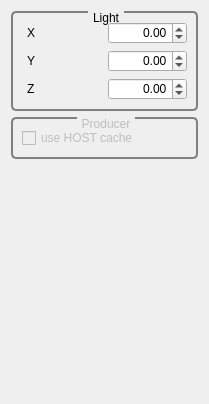
webanck/GigaVoxels, file Development/Tutorials/ViewerPlugins/GvDynamicLoad/Ui/GvtQCustomEditor.ui: the form before one commit.
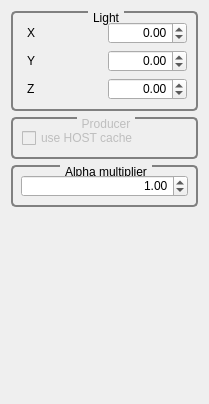
The form after the commit.

Commit message: Ajout d'un multiplicateur pour l'alpha ainsi qu'un slider l'interface mais le lien reste à faire. L'alpha est-il à considérer comme une densité?

Diff of the .ui file:
```diff
--- a/Development/Tutorials/ViewerPlugins/GvDynamicLoad/Ui/GvtQCustomEditor.ui
+++ b/Development/Tutorials/ViewerPlugins/GvDynamicLoad/Ui/GvtQCustomEditor.ui
@@ -131,6 +131,40 @@
      </layout>
     </widget>
    </item>
+   <item>
+    <widget class="QGroupBox" name="groupBox_3">
+     <property name="title">
+      <string>Alpha multiplier</string>
+     </property>
+     <layout class="QVBoxLayout" name="verticalLayout_3">
+      <property name="leftMargin">
+       <number>8</number>
+      </property>
+      <property name="topMargin">
+       <number>8</number>
+      </property>
+      <property name="rightMargin">
+       <number>8</number>
+      </property>
+      <property name="bottomMargin">
+       <number>8</number>
+      </property>
+      <item>
+       <widget class="QDoubleSpinBox" name="_alphaMultiplierDoubleSpinBox">
+        <property name="alignment">
+         <set>Qt::AlignRight|Qt::AlignTrailing|Qt::AlignVCenter</set>
+        </property>
+        <property name="maximum">
+         <double>200.000000000000000</double>
+        </property>
+        <property name="value">
+         <double>1.000000000000000</double>
+        </property>
+       </widget>
+      </item>
+     </layout>
+    </widget>
+   </item>
    <item>
     <spacer name="verticalSpacer">
      <property name="orientation">
```
The commit also changes 2 other files.
